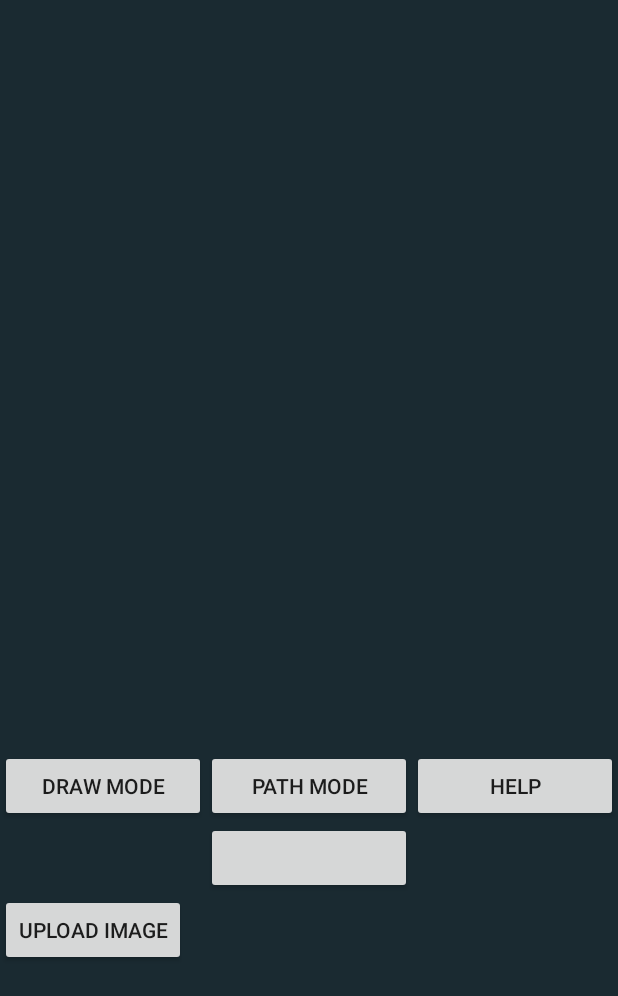
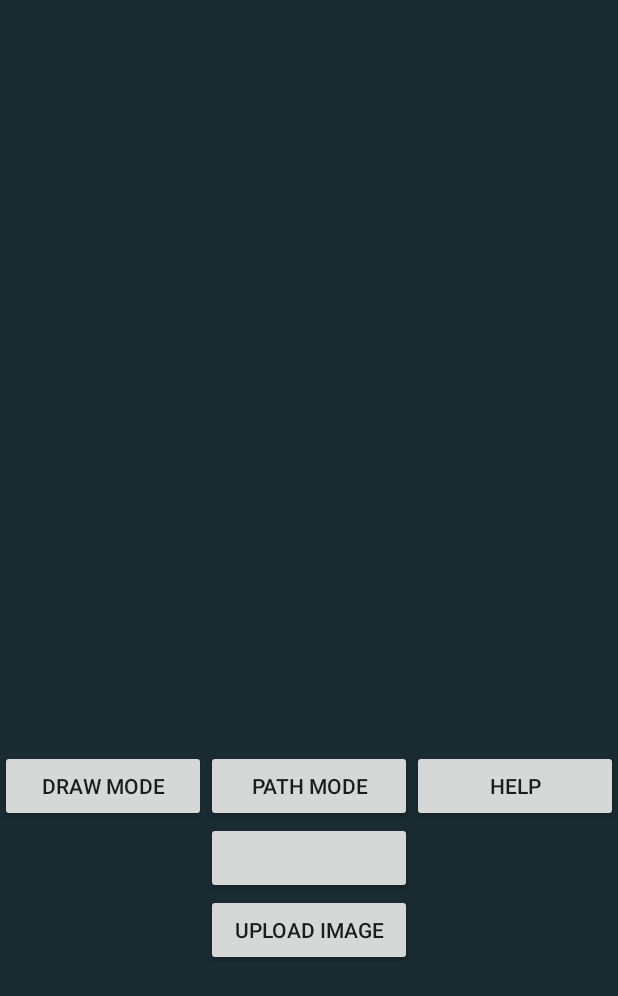
Before and after one commit to cjski/MapMaker, an Android app: the layout activity_main.xml on its own in the app's theme, with its tools: preview values and no code run, on a phone screen of 412 x 824 dp. Shown: the top 996 px of the screen. Run offline under Robolectric (Android 15) with nearby library versions, the phone set to English and light mode, and no system bars.

Commit message:
kill me l0l

```diff
--- a/app/src/main/java/JanowskiLuoYabut/HackTheNorth/MapMaker/Astar.java
+++ b/app/src/main/java/JanowskiLuoYabut/HackTheNorth/MapMaker/Astar.java
@@ -31,8 +31,8 @@ public class Astar {
 	public int getDist(Node n0, Node n1){
 		//Scales the value up by 25 and rounds to an integer to save memory
 
-		return (int) (25*Math.sqrt(Math.pow(n0.x - n1.x, 2) + Math.pow(n0.y-n1.y, 2)));
-		//return Math.abs(n0.x-n1.x)+Math.abs(n0.y-n1.y);
+		//return (int) (25*Math.sqrt(Math.pow(n0.x - n1.x, 2) + Math.pow(n0.y-n1.y, 2)));
+		return Math.abs(n0.x-n1.x)+Math.abs(n0.y-n1.y);
 	}
 
 	/**
--- a/app/src/main/res/layout/activity_main.xml
+++ b/app/src/main/res/layout/activity_main.xml
@@ -53,8 +53,9 @@
         android:layout_gravity="center"
         android:id="@+id/end_path_button" />
     <Button
-        android:layout_width="wrap_content"
+        android:layout_width="137dp"
         android:layout_height="wrap_content"
+        android:layout_gravity="center"
         android:text="Upload Image"
         android:id="@+id/upload_image_button"/>
 
```
